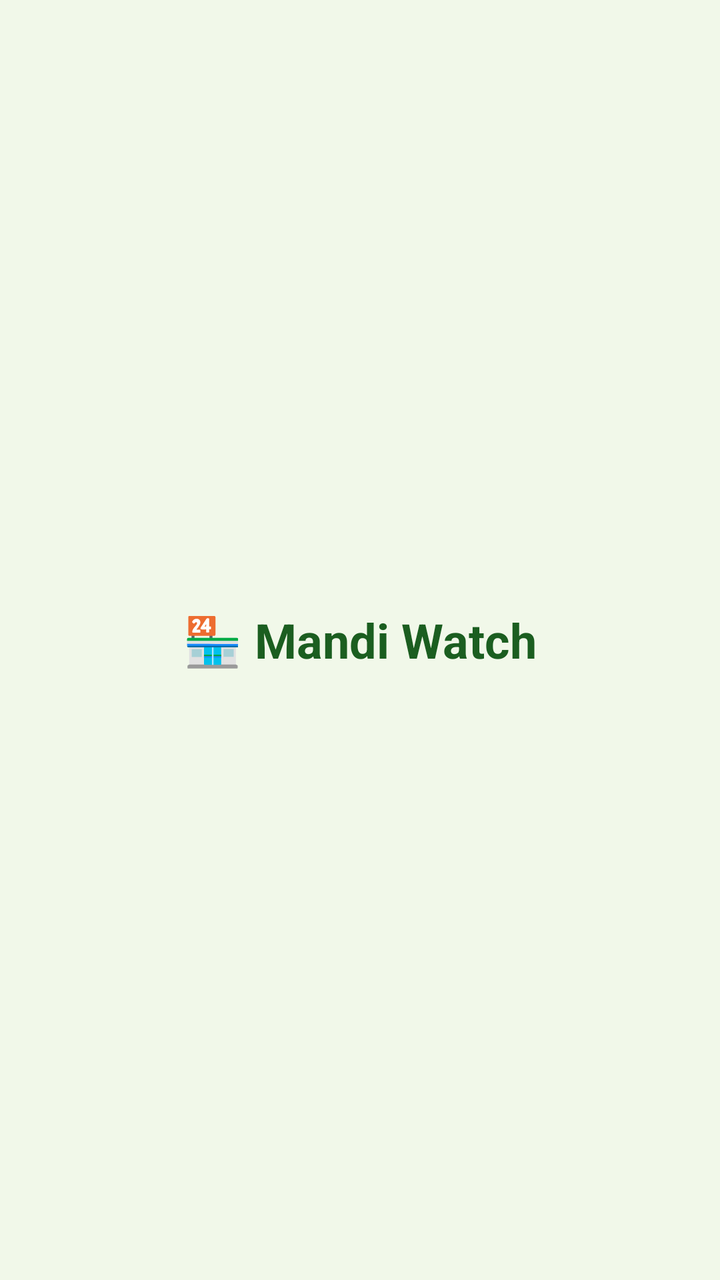
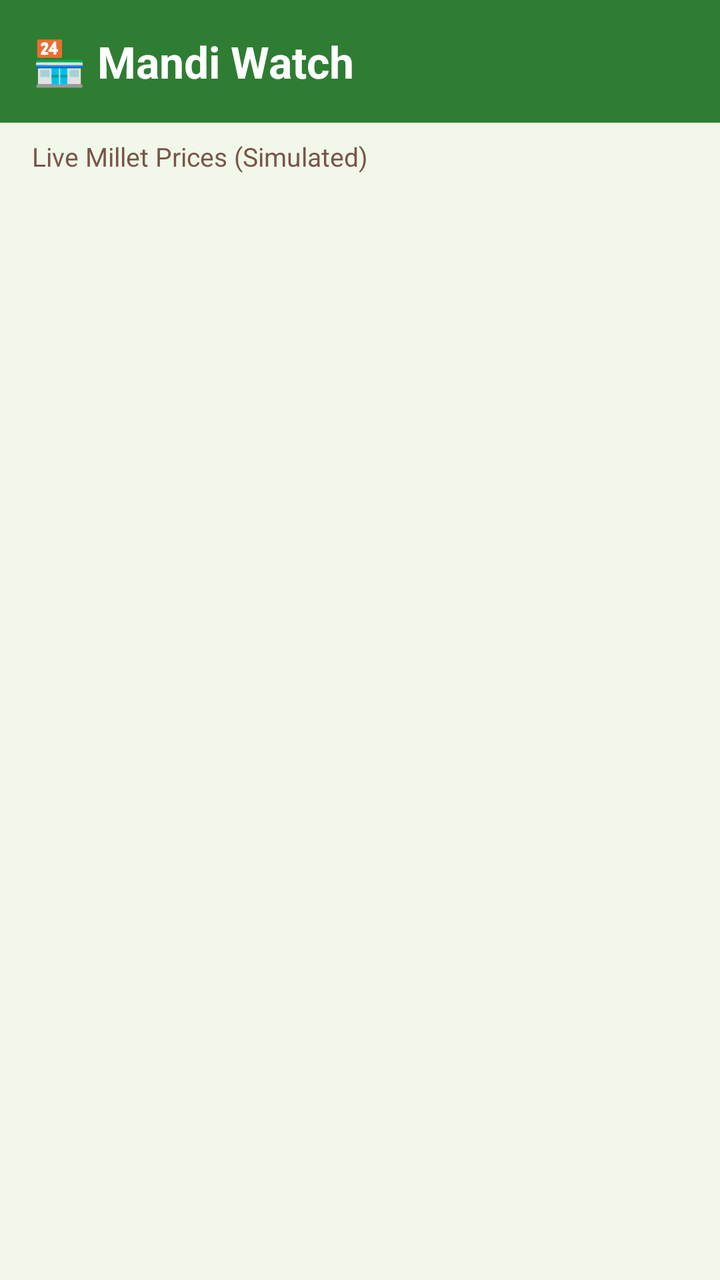

An Android layout rendered at two revisions. The XML below is the earlier revision; the diff shows what the commit changed to produce the second picture.
<!-- AndroidManifest.xml: application theme Theme.SiriDhanyaHub -->
<!-- res/layout/fragment_mandi_watch.xml -->
<?xml version="1.0" encoding="utf-8"?>
<FrameLayout xmlns:android="http://schemas.android.com/apk/res/android"
    android:layout_width="match_parent"
    android:layout_height="match_parent"
    android:background="@color/background_cream">

    <TextView
        android:layout_width="wrap_content"
        android:layout_height="wrap_content"
        android:layout_gravity="center"
        android:text="🏪 Mandi Watch"
        android:textSize="24sp"
        android:textColor="@color/green_dark"
        android:textStyle="bold" />

</FrameLayout>
<!-- resources referenced by this layout -->
<resources>
  <color name="background_cream">#F1F8E9</color>
  <color name="green_dark">#1B5E20</color>
  <style name="Theme.SiriDhanyaHub" parent="Base.Theme.SiriDhanyaHub" />
  <style name="Base.Theme.SiriDhanyaHub" parent="Theme.Material3.Light.NoActionBar">
          <item name="colorPrimary">#2E7D32</item>
          <item name="colorOnPrimary">#FFFFFF</item>
          <item name="colorSecondary">#795548</item>
          <item name="colorOnSecondary">#FFFFFF</item>
          <item name="colorSurface">#F1F8E9</item>
          <item name="colorOnSurface">#33691E</item>
          <item name="android:colorBackground">#F1F8E9</item>
      </style>
</resources>

<!-- the commit's change to res/layout/fragment_mandi_watch.xml (unified diff, before → after) -->
@@ -1,16 +1,35 @@
 <?xml version="1.0" encoding="utf-8"?>
-<FrameLayout xmlns:android="http://schemas.android.com/apk/res/android"
+<LinearLayout xmlns:android="http://schemas.android.com/apk/res/android"
     android:layout_width="match_parent"
     android:layout_height="match_parent"
+    android:orientation="vertical"
     android:background="@color/background_cream">
 
     <TextView
-        android:layout_width="wrap_content"
+        android:layout_width="match_parent"
         android:layout_height="wrap_content"
-        android:layout_gravity="center"
         android:text="🏪 Mandi Watch"
-        android:textSize="24sp"
-        android:textColor="@color/green_dark"
-        android:textStyle="bold" />
+        android:textSize="22sp"
+        android:textStyle="bold"
+        android:textColor="@color/white"
+        android:background="@color/green_primary"
+        android:padding="16dp" />
 
-</FrameLayout>
+    <TextView
+        android:layout_width="match_parent"
+        android:layout_height="wrap_content"
+        android:text="Live Millet Prices (Simulated)"
+        android:textSize="13sp"
+        android:textColor="@color/brown_primary"
+        android:paddingStart="16dp"
+        android:paddingTop="8dp"
+        android:paddingBottom="4dp" />
+
+    <androidx.recyclerview.widget.RecyclerView
+        android:id="@+id/recycler_mandi"
+        android:layout_width="match_parent"
+        android:layout_height="match_parent"
+        android:padding="8dp"
+        android:clipToPadding="false" />
+
+</LinearLayout>
<!-- resource entries referenced after the edit -->
@@ -1,7 +1,9 @@
 <!-- resources referenced by this layout -->
 <resources>
   <color name="background_cream">#F1F8E9</color>
-  <color name="green_dark">#1B5E20</color>
+  <color name="brown_primary">#795548</color>
+  <color name="green_primary">#2E7D32</color>
+  <color name="white">#FFFFFF</color>
   <style name="Theme.SiriDhanyaHub" parent="Base.Theme.SiriDhanyaHub" />
   <style name="Base.Theme.SiriDhanyaHub" parent="Theme.Material3.Light.NoActionBar">
           <item name="colorPrimary">#2E7D32</item>
